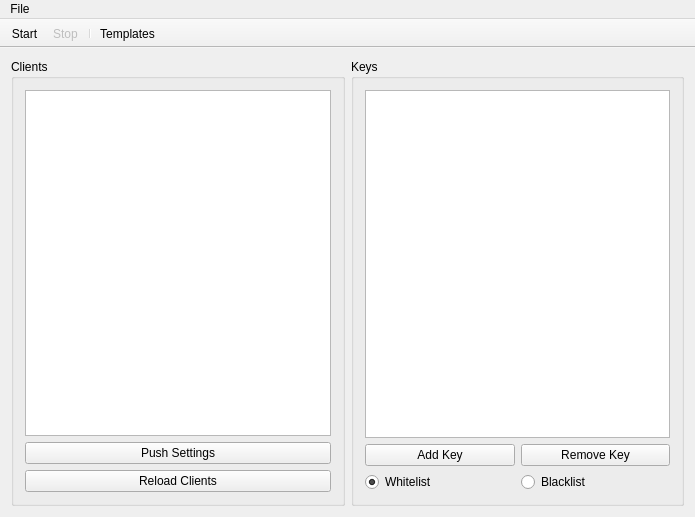
This is MainWindow.ui in jhanssen/Disseminate as Qt 5 draws it before an edit. The edited form follows.
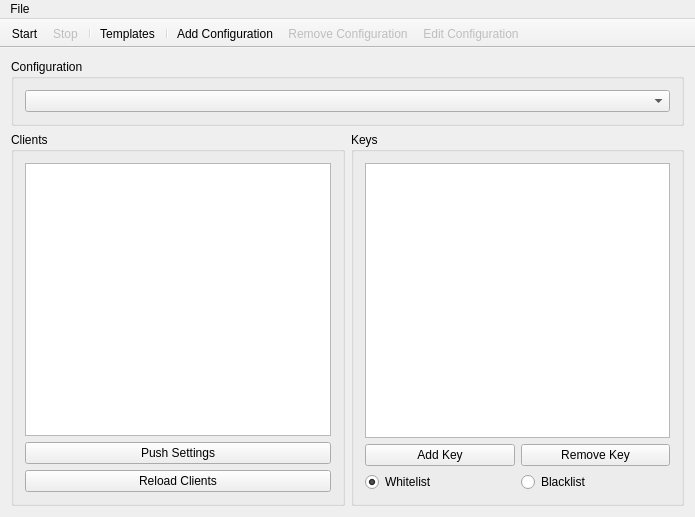
This is the edited form. Icons and pictures are not drawn.

Commit message: start on configurations

Patch:
```diff
--- a/MainWindow.ui
+++ b/MainWindow.ui
@@ -14,8 +14,22 @@
    <string>Disseminate</string>
   </property>
   <widget class="QWidget" name="centralWidget">
+   <layout class="QVBoxLayout" name="verticalLayout_3">
+    <item>
+     <widget class="QGroupBox" name="configurationGroup">
+      <property name="title">
+       <string>Configuration</string>
+      </property>
    <layout class="QHBoxLayout" name="horizontalLayout_4">
     <item>
+        <widget class="QComboBox" name="configuration"/>
+       </item>
+      </layout>
+     </widget>
+    </item>
+    <item>
+     <layout class="QHBoxLayout" name="horizontalLayout_3">
+      <item>
      <widget class="QGroupBox" name="clientGroup">
       <property name="title">
        <string>Clients</string>
@@ -93,6 +107,8 @@
      </widget>
     </item>
    </layout>
+    </item>
+   </layout>
   </widget>
   <widget class="QMenuBar" name="menuBar">
    <property name="geometry">
@@ -128,6 +144,10 @@
    <addaction name="actionStop"/>
    <addaction name="separator"/>
    <addaction name="actionTemplates"/>
+   <addaction name="separator"/>
+   <addaction name="actionAddConfiguration"/>
+   <addaction name="actionRemoveConfiguration"/>
+   <addaction name="actionEdit_Configuration"/>
   </widget>
   <action name="actionStart">
    <property name="icon">
@@ -170,6 +190,39 @@
     <string>Templates</string>
    </property>
   </action>
+  <action name="actionAddConfiguration">
+   <property name="icon">
+    <iconset resource="icons.qrc">
+     <normaloff>:/icons/icons/ic_add_black_48dp.png</normaloff>:/icons/icons/ic_add_black_48dp.png</iconset>
+   </property>
+   <property name="text">
+    <string>Add Configuration</string>
+   </property>
+  </action>
+  <action name="actionRemoveConfiguration">
+   <property name="enabled">
+    <bool>false</bool>
+   </property>
+   <property name="icon">
+    <iconset resource="icons.qrc">
+     <normaloff>:/icons/icons/ic_remove_black_48dp.png</normaloff>:/icons/icons/ic_remove_black_48dp.png</iconset>
+   </property>
+   <property name="text">
+    <string>Remove Configuration</string>
+   </property>
+  </action>
+  <action name="actionEdit_Configuration">
+   <property name="enabled">
+    <bool>false</bool>
+   </property>
+   <property name="icon">
+    <iconset resource="icons.qrc">
+     <normaloff>:/icons/icons/ic_edit_black_48dp.png</normaloff>:/icons/icons/ic_edit_black_48dp.png</iconset>
+   </property>
+   <property name="text">
+    <string>Edit Configuration</string>
+   </property>
+  </action>
  </widget>
  <layoutdefault spacing="6" margin="11"/>
  <resources>
```
Lines whose indentation alone changed are shown as unchanged. The commit also changes 4 other files.
